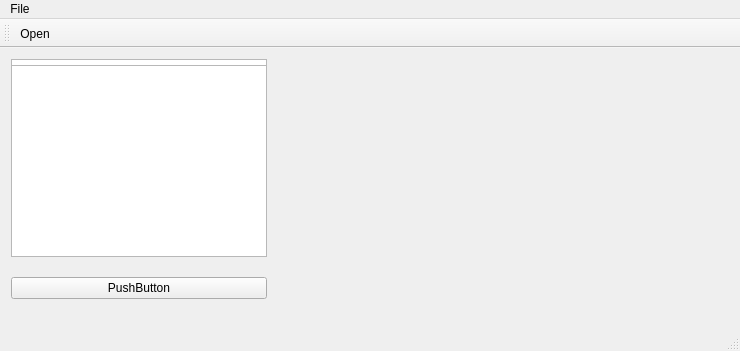
kogotto/KPC, file mainwindow.ui: the form before one commit.
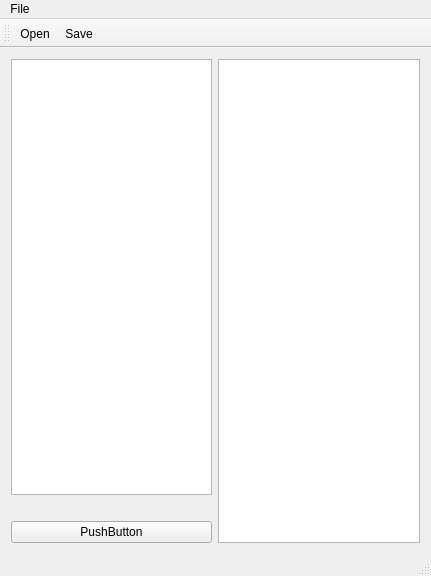
The form after the commit.

Diff of the .ui file:
```diff
--- a/mainwindow.ui
+++ b/mainwindow.ui
@@ -6,15 +6,16 @@
    <rect>
     <x>0</x>
     <y>0</y>
-    <width>740</width>
-    <height>351</height>
+    <width>431</width>
+    <height>576</height>
    </rect>
   </property>
   <property name="windowTitle">
    <string>MainWindow</string>
   </property>
   <widget class="QWidget" name="centralWidget">
-   <widget class="QWidget" name="">
+   <layout class="QHBoxLayout" name="horizontalLayout">
+    <item>
     <layout class="QVBoxLayout" name="verticalLayout_2">
      <item>
       <widget class="QListView" name="unmarkedList"/>
@@ -34,24 +35,18 @@
       </widget>
      </item>
     </layout>
-   </widget>
-   <widget class="QWidget" name="">
-    <layout class="QVBoxLayout" name="verticalLayout">
-     <item>
-      <widget class="QWidget" name="previewWidget" native="true"/>
      </item>
      <item>
       <widget class="QListView" name="markedList"/>
      </item>
     </layout>
    </widget>
-  </widget>
   <widget class="QMenuBar" name="menuBar">
    <property name="geometry">
     <rect>
      <x>0</x>
      <y>0</y>
-     <width>740</width>
+     <width>431</width>
      <height>21</height>
     </rect>
    </property>
@@ -74,6 +69,7 @@
     <bool>false</bool>
    </attribute>
    <addaction name="actionOpen"/>
+   <addaction name="actionSave"/>
   </widget>
   <widget class="QStatusBar" name="statusBar"/>
   <action name="actionOpen">
```
Left out of the diff: 4 changed lines with no effect on the pictures. Lines whose indentation alone changed are shown as unchanged.
